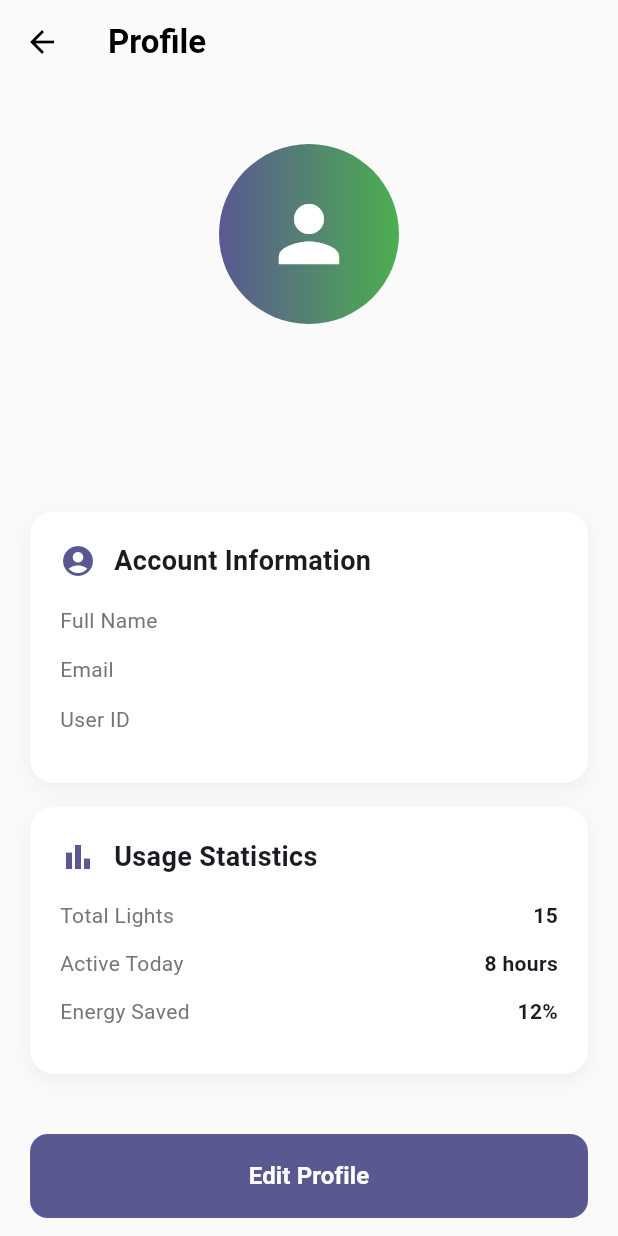
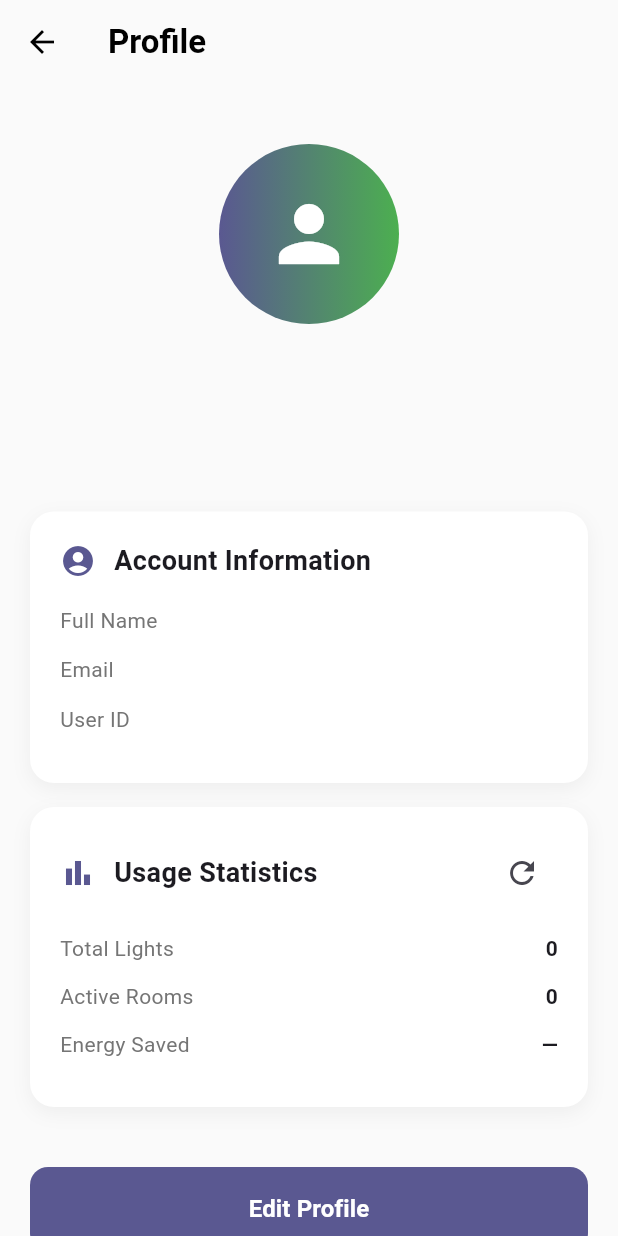
Before and after one commit to TarasPatsakKI/MobileDevelopment_LabsKi-403PatsakTaras, a Flutter app: the ProfilePage screen opened by its route, on a phone screen of 412 x 824 dp. Run offline on Flutter 3.47's test engine with Material 3 defaults, Android fonts, the phone set to English and light mode, and no system bars; our stand-ins replace connectivity_plus, dio, flutter_secure_storage, shared_preferences; missing offline and left inert: mqtt_client; accounts and stored records are empty; network calls fail.

Commit message:
Update profile_page.dart

```diff
--- a/lib/pages/profile_page.dart
+++ b/lib/pages/profile_page.dart
@@ -5,6 +5,8 @@ import '../domain/services/auth_service.dart';
 import '../data/repositories/user_repository_impl.dart';
 import '../data/models/user_model.dart';
 import '../core/validators/input_validator.dart';
+import '../data/repositories/room_repository_impl.dart';
+import '../data/models/room_model.dart';
 
 class ProfilePage extends StatefulWidget {
   const ProfilePage({super.key});
@@ -15,13 +17,17 @@ class ProfilePage extends StatefulWidget {
 
 class _ProfilePageState extends State<ProfilePage> {
   late final AuthService _authService;
+  late final RoomRepositoryImpl _roomRepo;
   UserModel? _currentUser;
   bool _isLoading = true;
+  late Future<List<RoomModel>> _roomsFuture;
 
   @override
   void initState() {
     super.initState();
     _authService = AuthService(UserRepositoryImpl());
+    _roomRepo = RoomRepositoryImpl();
+    _roomsFuture = _roomRepo.getAllRooms();
     _loadUserData();
   }
 
@@ -213,11 +219,61 @@ class _ProfilePageState extends State<ProfilePage> {
                     ],
                   ),
                   const SizedBox(height: 16),
-                  _buildInfoCard(context, 'Usage Statistics', Icons.bar_chart, [
-                    _buildStatRow('Total Lights', '15'),
-                    _buildStatRow('Active Today', '8 hours'),
-                    _buildStatRow('Energy Saved', '12%'),
-                  ]),
+                  _buildInfoCard(
+                    context,
+                    'Usage Statistics',
+                    Icons.bar_chart,
+                    [
+                      FutureBuilder<List<RoomModel>>(
+                        future: _roomsFuture,
+                        builder: (context, snapshot) {
+                          if (snapshot.connectionState == ConnectionState.waiting) {
+                            return const Center(child: SizedBox(height: 24, width: 24, child: CircularProgressIndicator(strokeWidth: 2)));
+                          }
+
+                          if (snapshot.hasError) {
+                            return _buildStatRow('Data', 'Offline');
+                          }
+
+                          final rooms = snapshot.data ?? [];
+                          final totalLights = rooms.fold<int>(0, (s, r) => s + r.lightsCount);
+                          final activeRooms = rooms.where((r) => r.isOn).length;
+                          final energySaved = rooms.isEmpty ? '—' : '${(rooms.where((r) => !r.isOn).length * 5) % 100}%';
+
+                          return Column(
+                            crossAxisAlignment: CrossAxisAlignment.stretch,
+                            children: [
+                              _buildStatRow('Total Lights', totalLights.toString()),
+                              _buildStatRow('Active Rooms', activeRooms.toString()),
+                              _buildStatRow('Energy Saved', energySaved),
+                            ],
+                          );
+                        },
+                      ),
+                    ],
+                    headerAction: IconButton(
+                      tooltip: 'Refresh statistics',
+                      icon: const Icon(Icons.refresh),
+                      onPressed: () async {
+                        if (!mounted) return;
+                        final messenger = ScaffoldMessenger.of(context);
+                        messenger.showSnackBar(const SnackBar(content: Text('Refreshing...')));
+                        setState(() {
+                          _roomsFuture = _roomRepo.getAllRooms();
+                        });
+                        try {
+                          await _roomsFuture;
+                          if (mounted) {
+                            messenger.showSnackBar(const SnackBar(content: Text('Statistics updated'), backgroundColor: Colors.green));
+                          }
+                        } catch (_) {
+                          if (mounted) {
+                            messenger.showSnackBar(const SnackBar(content: Text('Failed to refresh'), backgroundColor: Colors.red));
+                          }
+                        }
+                      },
+                    ),
+                  ),
                   const SizedBox(height: 40),
                   CustomButton(
                     text: 'Edit Profile',
@@ -239,15 +295,16 @@ class _ProfilePageState extends State<ProfilePage> {
     BuildContext context,
     String title,
     IconData icon,
-    List<Widget> children,
-  ) {
+    List<Widget> children, {
+    Widget? headerAction,
+  }) {
     return Container(
       width: double.infinity,
       padding: const EdgeInsets.all(20),
       decoration: BoxDecoration(
         color: Colors.white,
         borderRadius: BorderRadius.circular(16),
-        boxShadow: [
+          boxShadow: [
           BoxShadow(
             color: Colors.black.withValues(alpha: 0.05),
             blurRadius: 10,
@@ -262,13 +319,16 @@ class _ProfilePageState extends State<ProfilePage> {
             children: [
               Icon(icon, color: Theme.of(context).colorScheme.primary),
               const SizedBox(width: 12),
-              Text(
-                title,
-                style: const TextStyle(
-                  fontSize: 18,
-                  fontWeight: FontWeight.bold,
+              Expanded(
+                child: Text(
+                  title,
+                  style: const TextStyle(
+                    fontSize: 18,
+                    fontWeight: FontWeight.bold,
+                  ),
                 ),
               ),
+              if (headerAction != null) headerAction,
             ],
           ),
           const SizedBox(height: 16),
```
